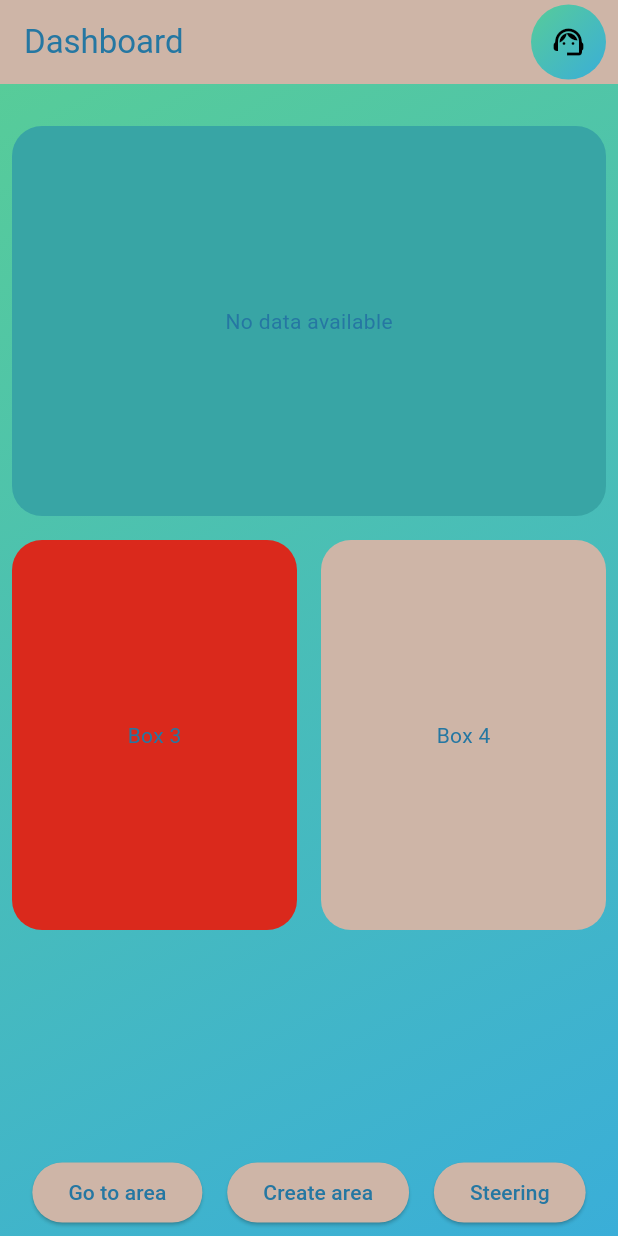
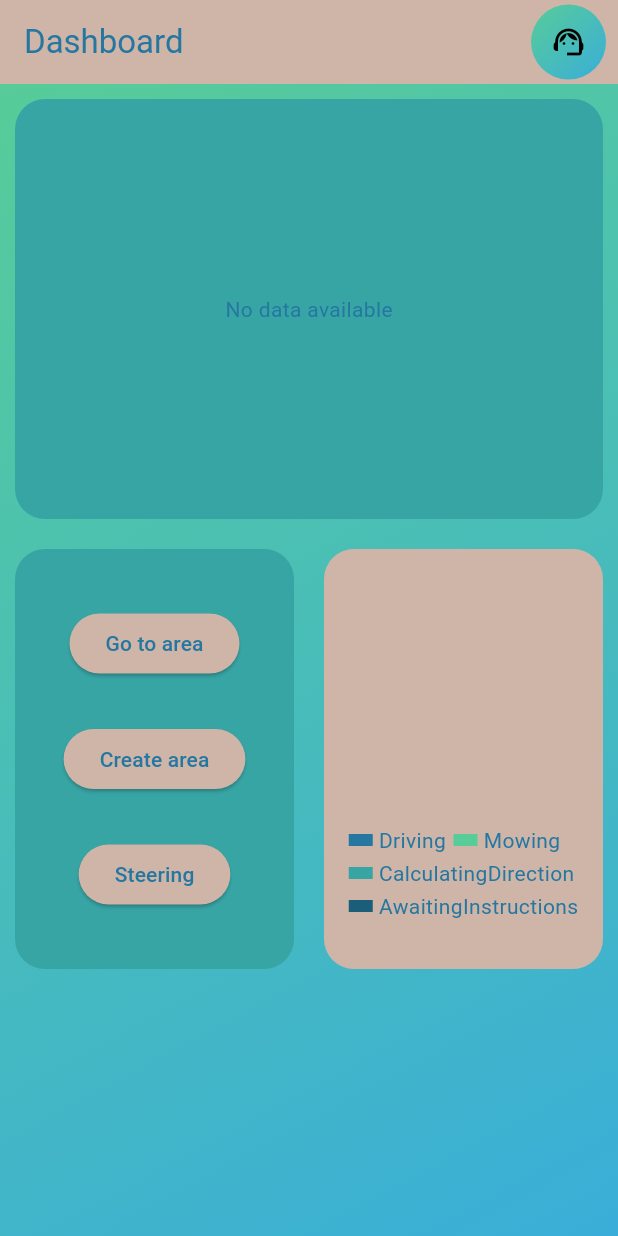
Before and after one commit to annevogel13/seebot, a Flutter app: the screen it shows after launch, after a tap on "Log In", on a phone screen of 412 x 824 dp. Run offline on Flutter 3.47's test engine with Material 3 defaults, Android fonts, the phone set to English and light mode, and no system bars; drawn by our look-alikes of fl_chart; our stand-ins replace cloud_firestore, firebase_core, geolocator, google_maps_flutter, sensors_plus; missing offline and left inert: geoflutterfire2; accounts and stored records are empty.

Commit message:
add pie chart visualization: implement PieChartGraph component and integrate pie chart data fetching in the dashboard

```diff
--- a/lib/components/dashboard_tile.dart
+++ b/lib/components/dashboard_tile.dart
@@ -9,15 +9,15 @@ class DashboardTile extends StatelessWidget {
   @override
   Widget build(BuildContext context) {
     return Expanded(
-      child: Padding(
-        padding: const EdgeInsets.all(8.0),
-        child: Container(
-          height: 260,
+      child:  Container(
+        margin: EdgeInsets.all(10),
+        padding: EdgeInsets.all(10),
+          height: 280,
           decoration: BoxDecoration(
               color: color, borderRadius: BorderRadius.circular(20)),
           child: Center(child: child),
         ),
-      ),
+
     );
   }
 }
--- /dev/null
+++ b/lib/graphs/piechart_graph.dart
@@ -0,0 +1,63 @@
+import 'package:flutter/material.dart';
+import 'package:fl_chart/fl_chart.dart';
+import 'package:seebot/services/firestore.dart';
+
+Map<CategorySeebot, Color> categoryColors = {
+  CategorySeebot.driving: Color(0xFF2577a2),
+  CategorySeebot.mowing: Color(0xFF57cc99),
+  CategorySeebot.calculatingDirection:  Color(0xFF38a5a5),
+  CategorySeebot.awaitingInstructions: Color(0xFF1b5e7a),
+};
+
+class PieChartGraph extends StatelessWidget {
+  final Map<CategorySeebot, int> data;
+
+  const PieChartGraph({super.key, required this.data});
+
+  @override
+  Widget build(BuildContext context) {
+    return Column(
+      mainAxisAlignment: MainAxisAlignment.spaceEvenly,
+      mainAxisSize: MainAxisSize.max,
+      children: [
+        Flexible(
+          child: PieChart(
+            PieChartData(
+              sections: data.entries.map((entry) {
+                return PieChartSectionData(
+                  color: categoryColors[entry.key],
+                  value: entry.value.toDouble(),
+                  radius: 50,
+                  showTitle: false,
+                  title: '',
+                );
+              }).toList(),
+              sectionsSpace: 5,
+              centerSpaceRadius: 5,
+            ),
+          ),
+        ),
+        Flexible(
+          child: Wrap(
+            spacing: 5,
+            runSpacing: 2,
+            children: categoryColors.entries.map((entry) {
+              return Row(
+                mainAxisSize: MainAxisSize.min,
+                children: [
+                  Container(
+                    width: 16,
+                    height: 8,
+                    color: entry.value,
+                  ),
+                  SizedBox(width: 4),
+                  Text(entry.key.toString().split('.').last[0].toUpperCase() + entry.key.toString().split('.').last.substring(1)),
+                ],
+              );
+            }).toList(),
+          ),
+        ),
+      ],
+    );
+  }
+}
--- a/lib/graphs/scatter_graph.dart
+++ b/lib/graphs/scatter_graph.dart
@@ -9,7 +9,7 @@ class ScatterGraph extends StatelessWidget {
   @override
   Widget build(BuildContext context) {
     return SizedBox(
-      height: 180,
+      height: 190,
       width: 340,
       child: Center(
         child: ScatterChart(
@@ -52,7 +52,6 @@ class ScatterGraph extends StatelessWidget {
               ),
               bottomTitles: AxisTitles(
                 axisNameWidget: Text('Longitude'),
-
                 sideTitles: SideTitles(
                   showTitles: true,
                   getTitlesWidget: (value, meta) {
--- a/lib/screens/dashboard_screen.dart
+++ b/lib/screens/dashboard_screen.dart
@@ -5,6 +5,7 @@ import 'package:seebot/components/dashboard_tile.dart';
 
 import 'package:seebot/components/graph_slider.dart';
 import 'package:seebot/services/firestore.dart';
+import 'package:seebot/graphs/piechart_graph.dart';
 
 class Dashboard extends StatefulWidget {
   const Dashboard({super.key});
@@ -17,11 +18,13 @@ class Dashboard extends StatefulWidget {
 
 class _DashboardState extends State<Dashboard> {
   late Future<List<List<dynamic>>> data;
+  late Future<Map<CategorySeebot, int>> piechartData;
 
   @override
   void initState() {
     super.initState();
     data = firestoreDB.getGraphData();
+    piechartData = firestoreDB.getPieChartData();
   }
 
   @override
@@ -34,7 +37,6 @@ class _DashboardState extends State<Dashboard> {
         child: Stack(children: [
           Column(
             children: [
-              SizedBox(height: 20),
               Row(children: [
                 DashboardTile(
                   color: Theme.of(context).colorScheme.secondary,
@@ -56,23 +58,10 @@ class _DashboardState extends State<Dashboard> {
               ]),
               Row(children: [
                 DashboardTile(
-                    color: Theme.of(context).colorScheme.error,
-                    child: Text('Box 3')),
-                DashboardTile(
-                    color: Theme.of(context).colorScheme.tertiary,
-                    child: Text('Box 4')),
-              ]),
-            ],
-          ),
-          Positioned(
-            bottom: 0,
-            left: 0,
-            width: MediaQuery.of(context).size.width,
-            child: Padding(
-              padding: const EdgeInsets.all(5.0),
-              child: Row(
+                    color: Theme.of(context).colorScheme.secondary,
+                    child: Column(
                       mainAxisAlignment: MainAxisAlignment.spaceEvenly,
-                children: <Widget>[
+                      children: [
                         ElevatedButton(
                           onPressed: () {
                             Navigator.pushNamed(context, '/showArea');
@@ -92,9 +81,28 @@ class _DashboardState extends State<Dashboard> {
                           child: Text('Steering'),
                         ),
                       ],
+                    )),
+                DashboardTile(
+                  color: Theme.of(context).colorScheme.tertiary,
+                  child: FutureBuilder<Map<CategorySeebot, int>>(
+                      future: piechartData,
+                      builder: (context, snapshot) {
+                        if (snapshot.connectionState ==
+                            ConnectionState.waiting) {
+                          return CircularProgressIndicator();
+                        } else if (snapshot.hasError) {
+                          return Text('Error: ${snapshot.error}');
+                        } else if (!snapshot.hasData ||
+                            snapshot.data!.isEmpty) {
+                          return Text('No data available');
+                        } else {
+                          return PieChartGraph(data : snapshot.data!);
+                        }
+                      }),
                 ),
+              ]),
+            ],
           ),
-          )
         ]),
       ),
     );
--- a/lib/services/firestore.dart
+++ b/lib/services/firestore.dart
@@ -1,19 +1,26 @@
 import 'dart:convert';
 import 'package:cloud_firestore/cloud_firestore.dart';
 import 'package:geoflutterfire2/geoflutterfire2.dart';
+import 'package:seebot/graphs/piechart_graph.dart';
 import 'package:seebot/models/areas.dart';
 
 final geo = GeoFlutterFire();
 FirestoreService firestoreDB = FirestoreService();
+
+enum CategorySeebot {
+  driving,
+  mowing,
+  calculatingDirection,
+  awaitingInstructions,
+}
 
 class FirestoreService {
   // get areas
   final CollectionReference _areasCollection =
       FirebaseFirestore.instance.collection('areas');
 
-final CollectionReference _sessionCollection =
+  final CollectionReference _sessionCollection =
       FirebaseFirestore.instance.collection('session');
-
 
   //create area
   Future<void> addArea(title, description, status, coordinates) {
@@ -89,10 +96,9 @@ final CollectionReference _sessionCollection =
 
     final List<List<dynamic>> graphData = [];
     for (var element in documents) {
-
       var points = [];
 
-      for(var d in element['datapoints']){
+      for (var d in element['datapoints']) {
         points.add([d['Latitude'], d['Longitude']]);
       }
 
@@ -100,4 +106,45 @@ final CollectionReference _sessionCollection =
     }
     return graphData;
   }
+
+  Future<Map<CategorySeebot, int>> getPieChartData() async {
+    QuerySnapshot querySnapshot = await _sessionCollection.get();
+    final documents = querySnapshot.docs.map((doc) {
+      final data = doc.data() as Map<String, dynamic>;
+      data['id'] = doc.id;
+      return data;
+    }).toList();
+
+    final Map<CategorySeebot, int> graphData = {};
+    for (var c in categoryColors.keys) {
+      graphData[c] = 0;
+    }
+    for (var element in documents) {
+      for (var d in element['datapoints']) {
+
+        switch (d['Annotations']) {
+          case 'driving':
+            d['Annotations'] = CategorySeebot.driving;
+            break;
+          case 'mowing':
+            d['Annotations'] = CategorySeebot.mowing;
+            break;
+          case 'calculating direction':
+            d['Annotations'] = CategorySeebot.calculatingDirection;
+            break;
+          case 'awaiting instructions':
+            d['Annotations'] = CategorySeebot.awaitingInstructions;
+            break;
+          default:
+            continue;
+        }
+
+        if (graphData[d['Annotations']] != null) {
+          graphData[d['Annotations']] = graphData[d['Annotations']]! + 1;
+        }
+      }
+    }
+
+    return graphData;
+  }
 }
```
Lines whose indentation alone changed are shown as unchanged.
